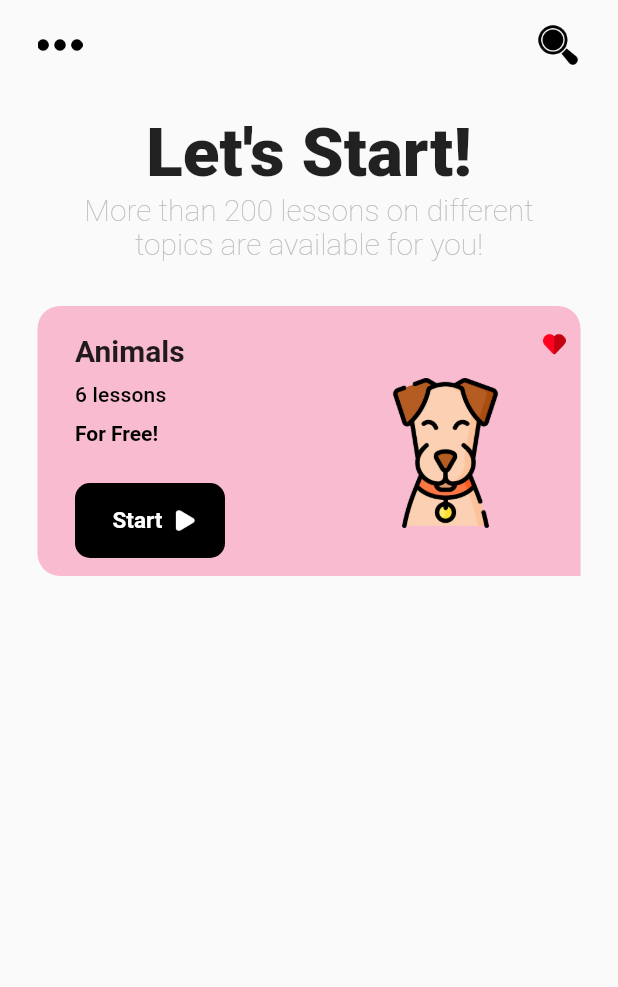
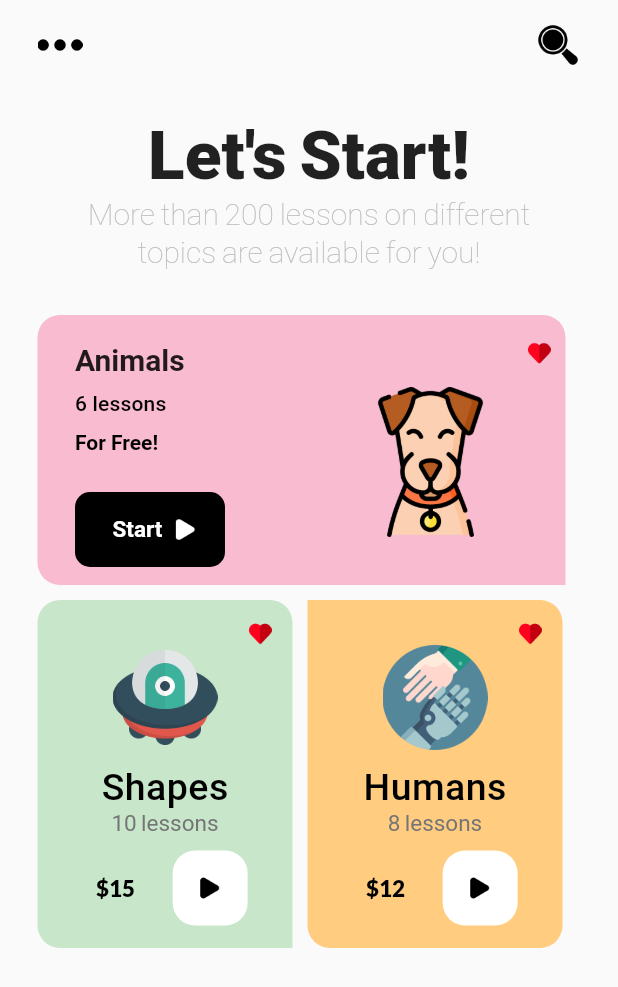
Before and after one commit to AkhlaqShaikh1/Lesson-UI, a Flutter app: the screen it shows after launch, on a phone screen of 412 x 824 dp. Shown: the top 987 px of the screen. Run offline on Flutter 3.47's test engine with Material 2 defaults, Android fonts, the phone set to English and light mode, and no system bars; our stand-ins replace google_fonts.

Commit message:
Added Lesson Card

```diff
--- a/lib/home_page.dart
+++ b/lib/home_page.dart
@@ -1,8 +1,10 @@
 import 'package:flutter/material.dart';
 import 'package:google_fonts/google_fonts.dart';
+
 import 'package:stack_prac/widgets/dog_card.dart';
 
 import 'widgets/heading.dart';
+import 'widgets/lesson_card.dart';
 import 'widgets/my_app_bar.dart';
 
 class HomePage extends StatelessWidget {
@@ -15,12 +17,36 @@ class HomePage extends StatelessWidget {
         child: Padding(
           padding: const EdgeInsets.symmetric(horizontal: 25, vertical: 15),
           child: Column(
-            children: const [
-              MyAppBar(),
-              SizedBox(height: 30),
-              Heading(),
-              SizedBox(height: 30),
-              DogCard()
+            crossAxisAlignment: CrossAxisAlignment.start,
+            children: [
+              const MyAppBar(),
+              const SizedBox(height: 30),
+              const Heading(),
+              const SizedBox(height: 30),
+              const DogCard(),
+              const SizedBox(height: 10),
+              Row(
+                // mainAxisAlignment: MainAxisAlignment.spaceAround,
+                children: [
+                  LessonCard(
+                    image: "assets/icons/ufo.png",
+                    text: "Shapes",
+                    lessons: "10 lessons",
+                    price: "15",
+                    bRight: 0,
+                    color: Colors.green[100]!,
+                  ),
+                  LessonCard(
+                    image: "assets/icons/robots-and-humans.png",
+                    text: "Humans",
+                    lessons: "8 lessons",
+                    price: "12",
+                    tLeft: 0,
+                    color: Colors.orange[200]!,
+                    // bRight: 15,
+                  ),
+                ],
+              )
             ],
           ),
         ),
--- a/lib/widgets/dog_card.dart
+++ b/lib/widgets/dog_card.dart
@@ -18,6 +18,7 @@ class DogCard extends StatelessWidget {
         ),
       ),
       padding: const EdgeInsets.symmetric(horizontal: 10, vertical: 18),
+      margin: const EdgeInsets.only(right: 10),
       // Text In card
       child: Row(
         mainAxisAlignment: MainAxisAlignment.spaceBetween,
@@ -96,7 +97,7 @@ class DogCard extends StatelessWidget {
                 child: Image.asset(
                   "assets/icons/dog.png",
                 ),
-              )
+              ),
             ],
           )
         ],
--- a/lib/widgets/heading.dart
+++ b/lib/widgets/heading.dart
@@ -8,7 +8,8 @@ class Heading extends StatelessWidget {
 
   @override
   Widget build(BuildContext context) {
-    return Column(
+    return Center(
+      child: Column(
         children: [
           Text(
             "Let's Start!",
@@ -32,6 +33,7 @@ class Heading extends StatelessWidget {
             ),
           ),
         ],
+      ),
     );
   }
 }
--- /dev/null
+++ b/lib/widgets/lesson_card.dart
@@ -0,0 +1,103 @@
+import 'package:flutter/material.dart';
+import 'package:google_fonts/google_fonts.dart';
+
+class LessonCard extends StatelessWidget {
+  const LessonCard({
+    Key? key,
+    required this.lessons,
+    required this.image,
+    required this.text,
+    required this.price,
+    required this.color,
+    this.tRight = 15,
+    this.tLeft = 15,
+    this.bRight = 15,
+    this.bLeft = 15,
+  }) : super(key: key);
+  final String image, text, price, lessons;
+  final Color color;
+  final double tRight, tLeft, bRight, bLeft;
+  @override
+  Widget build(BuildContext context) {
+    return Container(
+      padding: const EdgeInsets.symmetric(horizontal: 14, vertical: 15),
+      margin: const EdgeInsets.only(right: 10),
+      width: 170,
+      decoration: BoxDecoration(
+        color: color,
+        borderRadius: BorderRadius.only(
+          topLeft: Radius.circular(tLeft),
+          topRight: Radius.circular(tRight),
+          bottomLeft: Radius.circular(bLeft),
+          bottomRight: Radius.circular(bRight),
+        ),
+      ),
+      child: Column(
+        // crossAxisAlignment: CrossAxisAlignment.end,
+        children: [
+          Container(
+            height: 15,
+            alignment: Alignment.topRight,
+            child: Image.asset("assets/icons/heart-yes.png"),
+          ),
+          Image.asset(
+            image,
+            height: 70,
+          ),
+          const SizedBox(height: 10),
+          Text(
+            text,
+            style: TextStyle(
+              fontFamily: GoogleFonts.secularOne().fontFamily,
+              color: Colors.black,
+              fontWeight: FontWeight.w500,
+              letterSpacing: 0.3,
+              fontSize: 25,
+            ),
+          ),
+          Text(
+            lessons,
+            style: TextStyle(
+              fontFamily: GoogleFonts.secularOne().fontFamily,
+              color: Colors.grey[600],
+              // fontWeight: FontWeight.normal,
+              fontSize: 15,
+            ),
+          ),
+          const SizedBox(height: 10),
+          Row(
+            children: [
+              Container(
+                padding: const EdgeInsets.symmetric(horizontal: 25),
+                child: Text(
+                  "\$" + price,
+                  style: TextStyle(
+                    fontFamily: GoogleFonts.lato().fontFamily,
+                    fontSize: 15,
+                    color: Colors.black,
+                    fontWeight: FontWeight.w800,
+                    wordSpacing: 0,
+                  ),
+                ),
+              ),
+              Container(
+                height: 50,
+                width: 50,
+                decoration: BoxDecoration(
+                  color: Colors.white,
+                  borderRadius: BorderRadius.circular(15),
+                ),
+                child: Center(
+                  child: Image.asset(
+                    "assets/icons/play.png",
+                    height: 15,
+                  ),
+                ),
+              )
+            ],
+          )
+        ],
+      ),
+    );
+  }
+}
```
Lines whose indentation alone changed are shown as unchanged.
